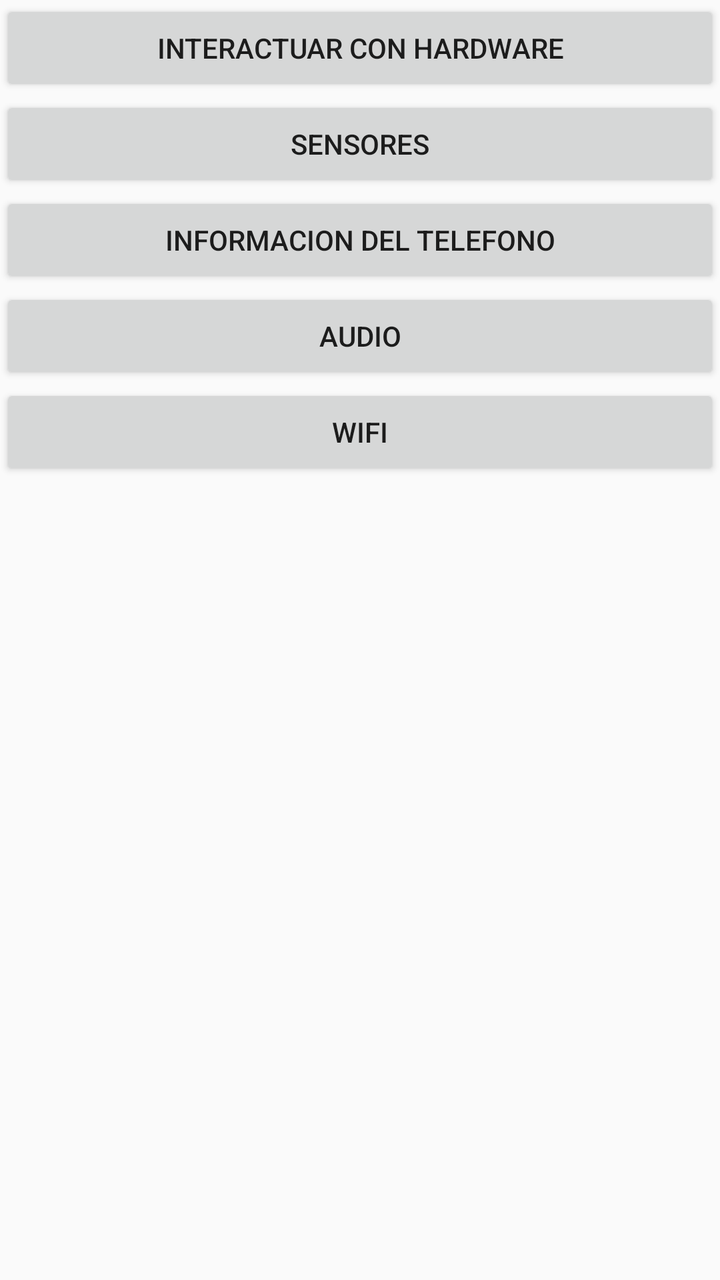
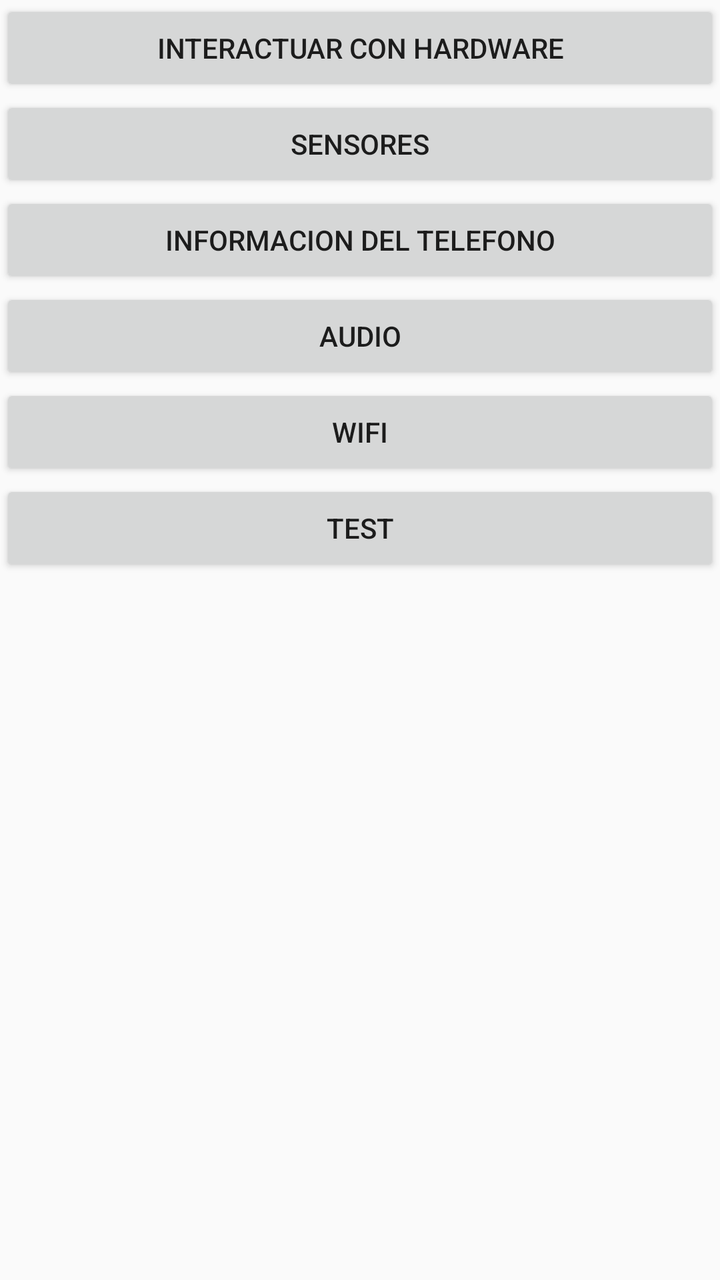

An Android layout rendered at two revisions. The XML below is the earlier revision; the diff shows what the commit changed to produce the second picture.
<!-- AndroidManifest.xml: application theme Theme.SenseApp -->
<!-- res/layout/activity_main.xml -->
<?xml version="1.0" encoding="utf-8"?>
<LinearLayout xmlns:android="http://schemas.android.com/apk/res/android"
    xmlns:app="http://schemas.android.com/apk/res-auto"
    xmlns:tools="http://schemas.android.com/tools"
    android:id="@+id/main"
    android:orientation="vertical"
    android:layout_width="match_parent"
    android:layout_height="match_parent"
    tools:context=".MainActivity">

    <Button
        android:id="@+id/btnHardware"
        android:layout_width="match_parent"
        android:layout_height="wrap_content"
        android:text="Interactuar con Hardware" />

    <Button
        android:id="@+id/btnSensor"
        android:layout_width="match_parent"
        android:layout_height="wrap_content"
        android:text="Sensores" />

    <Button
        android:id="@+id/btnTelephony"
        android:layout_width="match_parent"
        android:layout_height="wrap_content"
        android:text="Informacion del telefono" />

    <Button
        android:id="@+id/btnAudio"
        android:layout_width="match_parent"
        android:layout_height="wrap_content"
        android:text="Audio" />

    <Button
        android:id="@+id/btnWifi"
        android:layout_width="match_parent"
        android:layout_height="wrap_content"
        android:text="Wifi" />


</LinearLayout>
<!-- resources referenced by this layout -->
<resources>
  <style name="Theme.SenseApp" parent="Theme.AppCompat.Light.NoActionBar" />
</resources>

<!-- the commit's change to res/layout/activity_main.xml (unified diff, before → after) -->
@@ -38,5 +38,10 @@
         android:layout_height="wrap_content"
         android:text="Wifi" />
 
+    <Button
+        android:id="@+id/btnTest"
+        android:layout_width="match_parent"
+        android:layout_height="wrap_content"
+        android:text="Test" />
 
 </LinearLayout>
